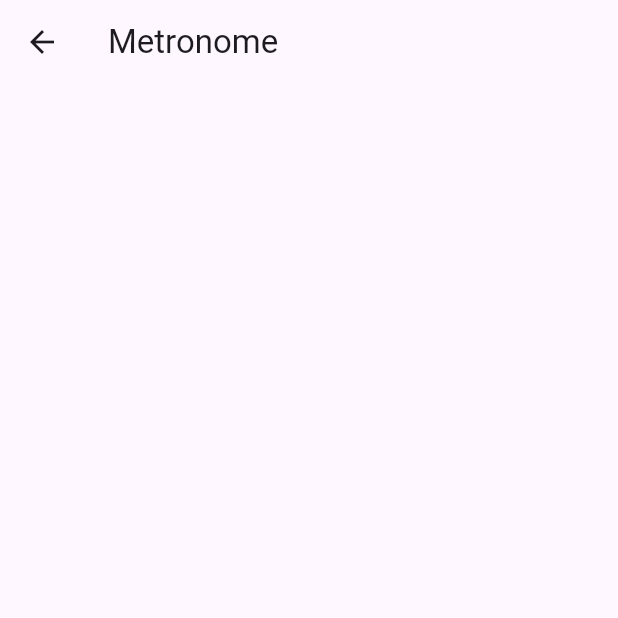
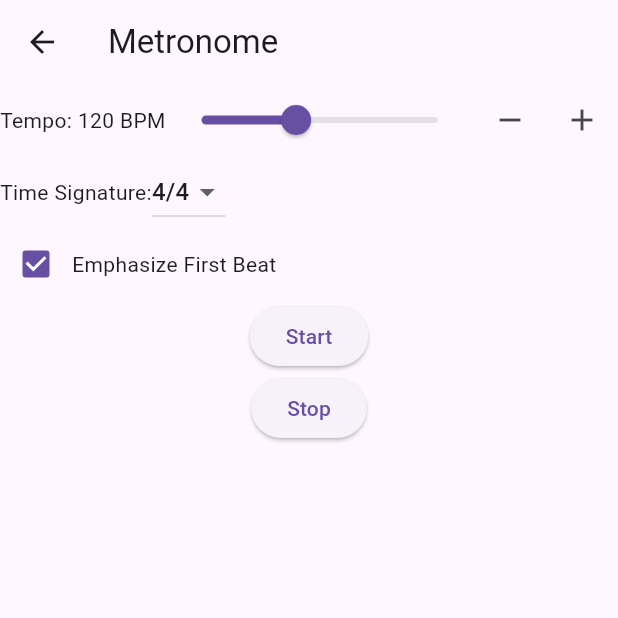
Before and after one commit to diadiana3315/app-licenta, a Flutter app: the MetronomeScreen screen opened directly, on a phone screen of 412 x 824 dp, the top half of it. Run offline on Flutter 3.47's test engine with Material 3 defaults, Android fonts, the phone set to English and light mode, and no system bars; our stand-ins replace audioplayers, cloud_firestore, file_picker, firebase_auth, firebase_core; accounts and stored records are empty.

Commit message:
Started metronome implementation

```diff
--- a/lib/views/metronome_screen.dart
+++ b/lib/views/metronome_screen.dart
@@ -1,12 +1,136 @@
 import 'package:flutter/material.dart';
+import 'dart:async'; // Import dart:async for Timer
+import 'package:audioplayers/audioplayers.dart';
 
-class MetronomeScreen extends StatelessWidget {
-  const MetronomeScreen({super.key});
+class MetronomeScreen extends StatefulWidget {
+  @override
+  _MetronomeScreenState createState() => _MetronomeScreenState();
+}
+
+class _MetronomeScreenState extends State<MetronomeScreen> {
+  final AudioPlayer _audioPlayer = AudioPlayer();
+  Timer? _metronomeTimer;
+  int _tempo = 120; // Default tempo
+  int _timeSignature = 4; // Default time signature
+  bool _emphasizeFirstBeat = true;
+  int _currentBeat = 1;
+
+  @override
+  void dispose() {
+    _stopMetronome();
+    _audioPlayer.dispose();
+    super.dispose();
+  }
+
+  void _startMetronome() {
+    _stopMetronome(); // Stop any existing timer
+    final interval = Duration(milliseconds: (60000 / _tempo).round());
+    _metronomeTimer = Timer.periodic(interval, (Timer timer) {
+      _playBeat();
+      setState(() {
+        _currentBeat = (_currentBeat % _timeSignature) + 1;
+      });
+    });
+  }
+
+  void _stopMetronome() {
+    _metronomeTimer?.cancel();
+  }
+
+  void _playBeat() {
+    try {
+      if (_emphasizeFirstBeat && _currentBeat == 1) {
+        _audioPlayer.play(AssetSource('sounds/MetronomeSound.mp3')); // First beat sound
+      } else {
+        _audioPlayer.play(AssetSource('sounds/MetronomeSound.mp3')); // Regular beat sound
+      }
+    } catch (e) {
+      print('Error: $e');
+    }
+  }
+
+  void _updateTempo(int newTempo) {
+    setState(() {
+      _tempo = newTempo;
+      _startMetronome();
+    });
+  }
 
   @override
   Widget build(BuildContext context) {
     return Scaffold(
-      appBar: AppBar(title: const Text("Metronome")),
+      appBar: AppBar(title: Text('Metronome')),
+      body: Column(
+        children: [
+          Row(
+            children: [
+              Text('Tempo: $_tempo BPM'),
+              Expanded(
+                child: Slider(
+                  value: _tempo.toDouble(),
+                  min: 40,
+                  max: 240,
+                  onChanged: (value) {
+                    _updateTempo(value.toInt());
+                  },
+                ),
+              ),
+              IconButton(
+                icon: Icon(Icons.remove),
+                onPressed: () {
+                  if (_tempo > 40) _updateTempo(_tempo - 1);
+                },
+              ),
+              IconButton(
+                icon: Icon(Icons.add),
+                onPressed: () {
+                  if (_tempo < 240) _updateTempo(_tempo + 1);
+                },
+              ),
+            ],
+          ),
+          Row(
+            children: [
+              Text('Time Signature:'),
+              DropdownButton<int>(
+                value: _timeSignature,
+                items: [2, 3, 4, 5, 6, 7, 8]
+                    .map((value) => DropdownMenuItem(
+                  child: Text('$value/4'),
+                  value: value,
+                ))
+                    .toList(),
+                onChanged: (value) {
+                  setState(() {
+                    _timeSignature = value!;
+                  });
+                },
+              ),
+            ],
+          ),
+          Row(
+            children: [
+              Checkbox(
+                value: _emphasizeFirstBeat,
+                onChanged: (value) {
+                  setState(() {
+                    _emphasizeFirstBeat = value!;
+                  });
+                },
+              ),
+              Text('Emphasize First Beat'),
+            ],
+          ),
+          ElevatedButton(
+            onPressed: _startMetronome,
+            child: Text('Start'),
+          ),
+          ElevatedButton(
+            onPressed: _stopMetronome,
+            child: Text('Stop'),
+          ),
+        ],
+      ),
     );
   }
 }
```
Also changed, not shown: pubspec.yaml (+13 -4 lines), pubspec.lock, 9 other files.
